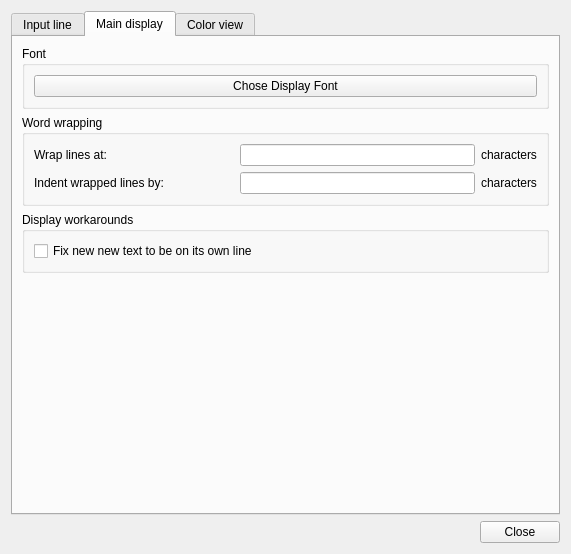
Mudlet/Mudlet, file mudlet/prealpha1/mudlet/src/ui/profile_preferences.ui: the form before one commit.
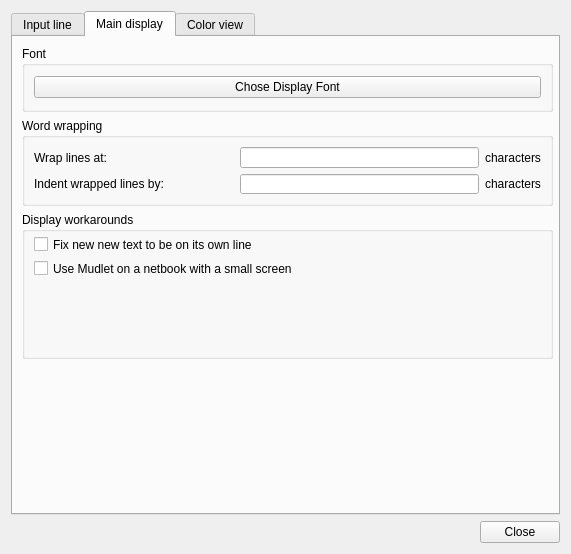
The form after the commit. The open tabs and pages were chosen to show the change. Icons and pictures are not drawn.

Commit message: started notebook option

```diff
--- a/mudlet/prealpha1/mudlet/src/ui/profile_preferences.ui
+++ b/mudlet/prealpha1/mudlet/src/ui/profile_preferences.ui
@@ -226,12 +226,26 @@
       </layout>
      </widget>
      <widget class="QWidget" name="tab" >
+      <property name="geometry" >
+       <rect>
+        <x>0</x>
+        <y>0</y>
+        <width>549</width>
+        <height>476</height>
+       </rect>
+      </property>
       <attribute name="title" >
        <string>Main display</string>
       </attribute>
-      <layout class="QGridLayout" name="gridLayout_12" >
-       <item row="0" column="0" >
         <widget class="QGroupBox" name="groupBox_6" >
+       <property name="geometry" >
+        <rect>
+         <x>9</x>
+         <y>9</y>
+         <width>531</width>
+         <height>66</height>
+        </rect>
+       </property>
          <property name="title" >
           <string>Font</string>
          </property>
@@ -245,9 +259,15 @@
           </item>
          </layout>
         </widget>
-       </item>
-       <item row="1" column="0" >
         <widget class="QGroupBox" name="groupBox_10" >
+       <property name="geometry" >
+        <rect>
+         <x>9</x>
+         <y>81</y>
+         <width>531</width>
+         <height>88</height>
+        </rect>
+       </property>
          <property name="title" >
           <string>Word wrapping</string>
          </property>
@@ -312,15 +332,27 @@
           </item>
          </layout>
         </widget>
-       </item>
-       <item row="2" column="0" >
         <widget class="QGroupBox" name="groupBox_8" >
+       <property name="geometry" >
+        <rect>
+         <x>9</x>
+         <y>175</y>
+         <width>531</width>
+         <height>147</height>
+        </rect>
+       </property>
          <property name="title" >
           <string>Display workarounds</string>
          </property>
-         <layout class="QGridLayout" name="gridLayout" >
-          <item row="0" column="0" >
            <widget class="QCheckBox" name="checkBox_USE_IRE_DRIVER_BUGFIX" >
+        <property name="geometry" >
+         <rect>
+          <x>12</x>
+          <y>22</y>
+          <width>509</width>
+          <height>21</height>
+         </rect>
+        </property>
             <property name="toolTip" >
              <string>Some MUDs (notably all IRE ones) suffer from a bug where they don't properly
 communicate with the client on where a newline should be. Enable this to fix text
@@ -330,24 +362,25 @@
              <string>Fix new new text to be on its own line</string>
             </property>
            </widget>
-          </item>
-         </layout>
-        </widget>
-       </item>
-       <item row="3" column="0" >
-        <spacer name="verticalSpacer_4" >
-         <property name="orientation" >
-          <enum>Qt::Vertical</enum>
-         </property>
-         <property name="sizeHint" stdset="0" >
-          <size>
-           <width>20</width>
-           <height>269</height>
-          </size>
-         </property>
-        </spacer>
-       </item>
-      </layout>
+       <widget class="QCheckBox" name="checkBox_USE_SMALL_SCREEN" >
+        <property name="geometry" >
+         <rect>
+          <x>12</x>
+          <y>46</y>
+          <width>509</width>
+          <height>21</height>
+         </rect>
+        </property>
+        <property name="toolTip" >
+         <string>Some MUDs (notably all IRE ones) suffer from a bug where they don't properly
+communicate with the client on where a newline should be. Enable this to fix text
+from getting appended to the previous prompt line</string>
+        </property>
+        <property name="text" >
+         <string>Use Mudlet on a netbook with a small screen</string>
+        </property>
+       </widget>
+      </widget>
      </widget>
      <widget class="QWidget" name="color_view_tab" >
       <attribute name="title" >
```
Left out of the diff: 18 changed lines with no effect on the pictures. Lines whose indentation alone changed are shown as unchanged.
